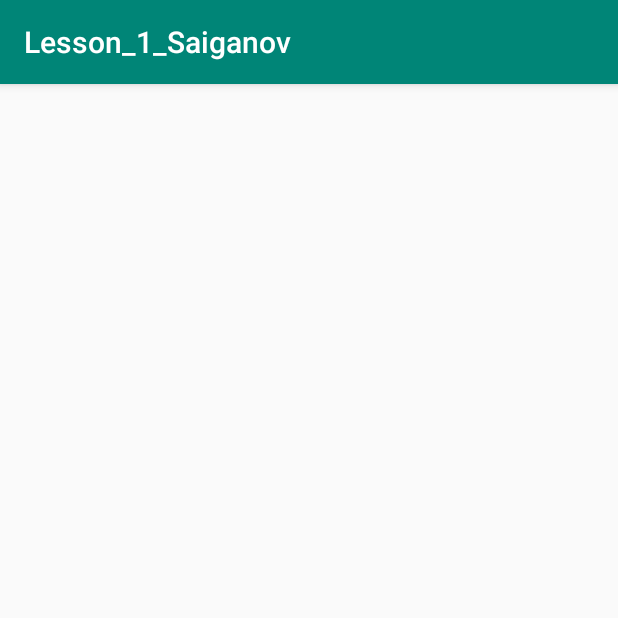
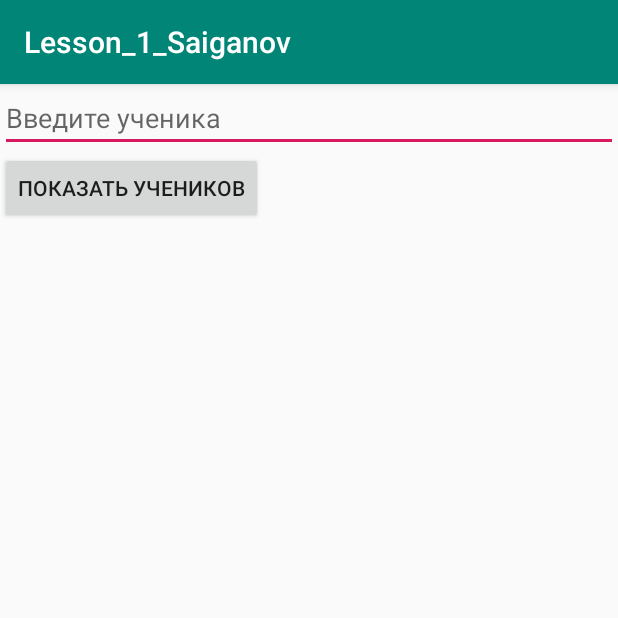
Before and after one commit to Saygun13/school, an Android app: the Task2Activity screen opened directly, with no data from a screen before it, on a phone screen of 412 x 824 dp, the top half of it. Run offline under Robolectric (Android 15) with nearby library versions, the phone set to English and light mode, and no system bars.

Commit message:
task2_layout

```diff
--- a/Lesson_1_Saiganov/app/src/main/res/layout/activity_task2.xml
+++ b/Lesson_1_Saiganov/app/src/main/res/layout/activity_task2.xml
@@ -1,9 +1,31 @@
 <?xml version="1.0" encoding="utf-8"?>
-<androidx.constraintlayout.widget.ConstraintLayout xmlns:android="http://schemas.android.com/apk/res/android"
+<LinearLayout xmlns:android="http://schemas.android.com/apk/res/android"
     xmlns:app="http://schemas.android.com/apk/res-auto"
     xmlns:tools="http://schemas.android.com/tools"
     android:layout_width="match_parent"
     android:layout_height="match_parent"
+    android:orientation="vertical"
     tools:context=".Task2Activity">
 
-</androidx.constraintlayout.widget.ConstraintLayout>
+    <EditText
+        android:layout_width="match_parent"
+        android:layout_height="wrap_content"
+        android:maxLength="40"
+        android:id="@+id/newStudent"
+        android:hint="Введите ученика"/>
+
+    <Button
+        android:layout_width="wrap_content"
+        android:layout_height="wrap_content"
+        android:id="@+id/showStudent"
+        android:text="Показать учеников"/>
+
+    <TextView
+        android:layout_width="wrap_content"
+        android:layout_height="wrap_content"
+        android:id="@+id/studentsList"
+        android:paddingTop="10dp"
+        android:paddingLeft="10dp"
+        android:textSize="20dp"/>
+
+</LinearLayout>
```
